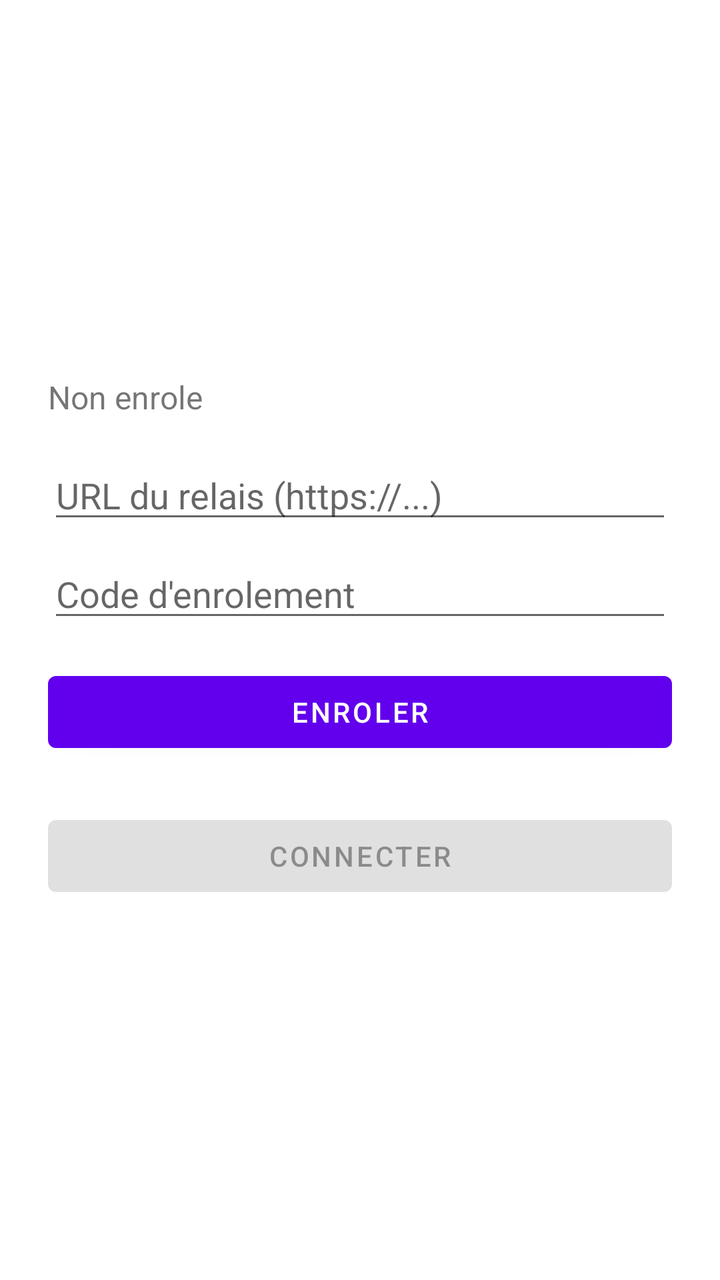
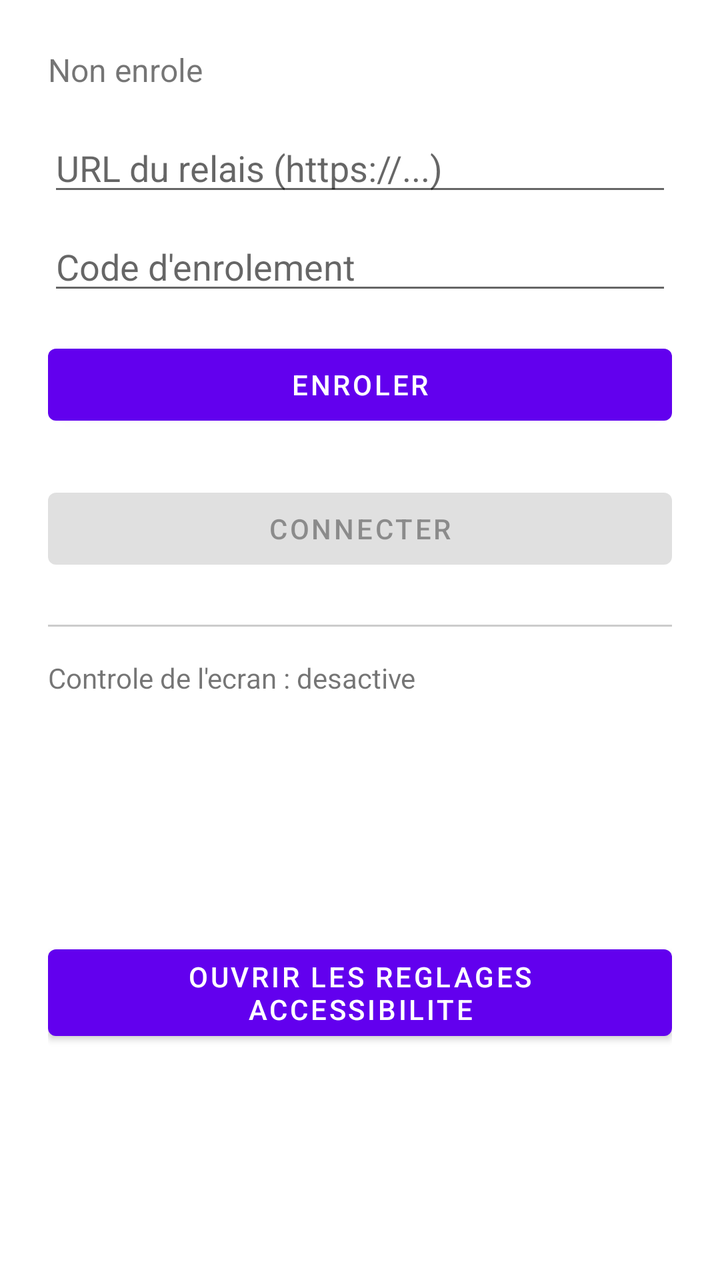

The first picture is an Android layout as it rendered before a commit; the second is the same layout after the commit. The layout source and the unified diff follow.
<!-- AndroidManifest.xml: application theme Theme.DeviceAgent -->
<!-- res/layout/activity_main.xml -->
<?xml version="1.0" encoding="utf-8"?>
<LinearLayout xmlns:android="http://schemas.android.com/apk/res/android"
    android:layout_width="match_parent"
    android:layout_height="match_parent"
    android:orientation="vertical"
    android:padding="24dp"
    android:gravity="center_vertical">

    <TextView
        android:id="@+id/statusText"
        android:layout_width="match_parent"
        android:layout_height="wrap_content"
        android:textSize="16sp"
        android:layout_marginBottom="16dp"
        android:text="Non enrole" />

    <EditText
        android:id="@+id/serverUrlInput"
        android:layout_width="match_parent"
        android:layout_height="wrap_content"
        android:hint="URL du relais (https://...)"
        android:inputType="textUri" />

    <EditText
        android:id="@+id/enrollmentCodeInput"
        android:layout_width="match_parent"
        android:layout_height="wrap_content"
        android:layout_marginTop="8dp"
        android:hint="Code d'enrolement" />

    <Button
        android:id="@+id/enrollButton"
        android:layout_width="match_parent"
        android:layout_height="wrap_content"
        android:layout_marginTop="16dp"
        android:text="Enroler" />

    <Button
        android:id="@+id/connectButton"
        android:layout_width="match_parent"
        android:layout_height="wrap_content"
        android:layout_marginTop="24dp"
        android:text="Connecter"
        android:enabled="false" />

</LinearLayout>
<!-- resources referenced by this layout -->
<resources>
  <style name="Theme.DeviceAgent" parent="Theme.MaterialComponents.DayNight.NoActionBar" />
</resources>

<!-- the commit's change to res/layout/activity_main.xml (unified diff, before → after) -->
@@ -1,10 +1,12 @@
 <?xml version="1.0" encoding="utf-8"?>
-<LinearLayout xmlns:android="http://schemas.android.com/apk/res/android"
+<ScrollView xmlns:android="http://schemas.android.com/apk/res/android"
     android:layout_width="match_parent"
-    android:layout_height="match_parent"
+    android:layout_height="match_parent">
+<LinearLayout
+    android:layout_width="match_parent"
+    android:layout_height="wrap_content"
     android:orientation="vertical"
-    android:padding="24dp"
-    android:gravity="center_vertical">
+    android:padding="24dp">
 
     <TextView
         android:id="@+id/statusText"
@@ -43,4 +45,35 @@
         android:text="Connecter"
         android:enabled="false" />
 
+    <View
+        android:layout_width="match_parent"
+        android:layout_height="1dp"
+        android:layout_marginTop="24dp"
+        android:layout_marginBottom="16dp"
+        android:background="#33000000" />
+
+    <TextView
+        android:id="@+id/accessibilityStatusText"
+        android:layout_width="match_parent"
+        android:layout_height="wrap_content"
+        android:textSize="14sp"
+        android:text="Controle de l'ecran : desactive" />
+
+    <TextView
+        android:id="@+id/accessibilityHelpText"
+        android:layout_width="match_parent"
+        android:layout_height="wrap_content"
+        android:layout_marginTop="8dp"
+        android:textSize="12sp"
+        android:textColor="#99FFFFFF"
+        android:text="Pour activer : Reglages va s'ouvrir. Cherche device-agent, active le service. IMPORTANT — au premier essai, Android affichera probablement \'Parametre restreint\' car l'app est installee hors Play Store : ferme ce message, retourne dans Reglages > Apps > device-agent > menu 3 points (en haut) > \'Autoriser les parametres restreints\', authentifie-toi, puis reviens activer le service normalement." />
+
+    <Button
+        android:id="@+id/openAccessibilitySettingsButton"
+        android:layout_width="match_parent"
+        android:layout_height="wrap_content"
+        android:layout_marginTop="12dp"
+        android:text="Ouvrir les reglages Accessibilite" />
+
 </LinearLayout>
+</ScrollView>
